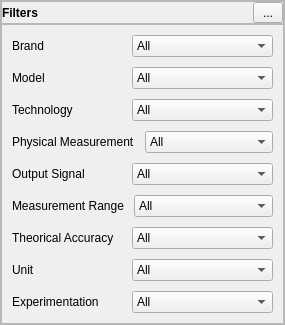
The window that src/RSFiltersManager.ui (stslu/rex) describes before a commit, drawn with Qt 5.
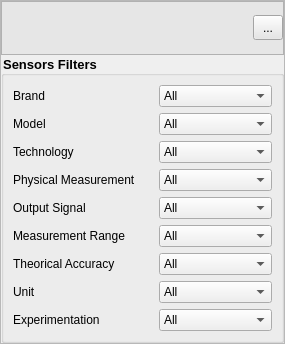
The same window after the commit.

```diff
--- a/src/RSFiltersManager.ui
+++ b/src/RSFiltersManager.ui
@@ -7,7 +7,7 @@
     <x>0</x>
     <y>0</y>
     <width>285</width>
-    <height>324</height>
+    <height>344</height>
    </rect>
   </property>
   <property name="maximumSize">
@@ -67,6 +67,9 @@
           <height>60</height>
          </size>
         </property>
+        <property name="styleSheet">
+         <string notr="true">background-color: rgb(230, 230, 230);</string>
+        </property>
         <property name="frameShape">
          <enum>QFrame::StyledPanel</enum>
         </property>
@@ -105,12 +108,17 @@
            </property>
            <property name="font">
             <font>
+             <pointsize>9</pointsize>
              <weight>75</weight>
+             <italic>true</italic>
              <bold>true</bold>
             </font>
            </property>
            <property name="text">
-            <string>Filters</string>
+            <string/>
+           </property>
+           <property name="alignment">
+            <set>Qt::AlignCenter</set>
            </property>
           </widget>
          </item>
@@ -131,54 +139,52 @@
        </widget>
       </item>
       <item row="1" column="0">
-       <widget class="QFrame" name="m_body">
+       <widget class="QGroupBox" name="m_body">
         <property name="maximumSize">
          <size>
           <width>16777215</width>
           <height>500</height>
          </size>
         </property>
-        <property name="frameShape">
-         <enum>QFrame::StyledPanel</enum>
+        <property name="styleSheet">
+         <string notr="true">QGroupBox {  font-weight: bold; font-size:10pt}
+QPushButton {  font-size: 9pt;}
+QLabel {  font-size: 9pt;}
+
+
+QPushButton{
+background-color: qlineargradient(x1: 0, y1: 0, x2: 0, y2: 1, stop: 0 white, stop: 1 grey);
+color: black;
+font-weight: bold;
+}</string>
         </property>
-        <property name="frameShadow">
-         <enum>QFrame::Raised</enum>
+        <property name="title">
+         <string>Sensors Filters</string>
+        </property>
+        <property name="flat">
+         <bool>true</bool>
         </property>
         <layout class="QGridLayout" name="gridLayout_3">
-         <property name="leftMargin">
-          <number>10</number>
-         </property>
-         <property name="topMargin">
-          <number>10</number>
-         </property>
-         <property name="rightMargin">
-          <number>10</number>
-         </property>
-         <property name="bottomMargin">
-          <number>10</number>
-         </property>
-         <property name="spacing">
-          <number>10</number>
-         </property>
          <item row="0" column="0">
-          <layout class="QHBoxLayout" name="horizontalLayout_13" stretch="0,1">
-           <property name="spacing">
-            <number>10</number>
-           </property>
-           <item>
             <widget class="QLabel" name="label_6">
              <property name="minimumSize">
               <size>
-               <width>110</width>
+             <width>140</width>
                <height>0</height>
               </size>
              </property>
+           <property name="maximumSize">
+            <size>
+             <width>110</width>
+             <height>16777215</height>
+            </size>
+           </property>
              <property name="text">
               <string>Brand</string>
              </property>
             </widget>
            </item>
-           <item>
+         <item row="0" column="1">
             <widget class="QComboBox" name="m_brandEdit">
              <item>
               <property name="text">
@@ -187,27 +193,54 @@
              </item>
             </widget>
            </item>
-          </layout>
+         <item row="1" column="0">
+          <widget class="QLabel" name="label_10">
+           <property name="minimumSize">
+            <size>
+             <width>140</width>
+             <height>0</height>
+            </size>
+           </property>
+           <property name="maximumSize">
+            <size>
+             <width>110</width>
+             <height>16777215</height>
+            </size>
+           </property>
+           <property name="text">
+            <string>Model</string>
+           </property>
+          </widget>
+         </item>
+         <item row="1" column="1">
+          <widget class="QComboBox" name="m_modelEdit">
+           <item>
+            <property name="text">
+             <string>All</string>
+            </property>
+           </item>
+          </widget>
          </item>
          <item row="2" column="0">
-          <layout class="QHBoxLayout" name="horizontalLayout_18" stretch="0,1">
-           <property name="spacing">
-            <number>10</number>
-           </property>
-           <item>
             <widget class="QLabel" name="label_11">
              <property name="minimumSize">
               <size>
-               <width>110</width>
+             <width>140</width>
                <height>0</height>
               </size>
              </property>
+           <property name="maximumSize">
+            <size>
+             <width>110</width>
+             <height>16777215</height>
+            </size>
+           </property>
              <property name="text">
               <string>Technology</string>
              </property>
             </widget>
            </item>
-           <item>
+         <item row="2" column="1">
             <widget class="QComboBox" name="m_technologyEdit">
              <item>
               <property name="text">
@@ -216,85 +249,26 @@
              </item>
             </widget>
            </item>
-          </layout>
-         </item>
-         <item row="1" column="0">
-          <layout class="QHBoxLayout" name="horizontalLayout_17" stretch="0,1">
-           <property name="spacing">
-            <number>10</number>
-           </property>
-           <item>
-            <widget class="QLabel" name="label_10">
-             <property name="minimumSize">
-              <size>
-               <width>110</width>
-               <height>0</height>
-              </size>
-             </property>
-             <property name="text">
-              <string>Model</string>
-             </property>
-            </widget>
-           </item>
-           <item>
-            <widget class="QComboBox" name="m_modelEdit">
-             <item>
-              <property name="text">
-               <string>All</string>
-              </property>
-             </item>
-            </widget>
-           </item>
-          </layout>
-         </item>
-         <item row="8" column="0">
-          <layout class="QHBoxLayout" name="horizontalLayout_23" stretch="0,1">
-           <property name="spacing">
-            <number>10</number>
-           </property>
-           <item>
-            <widget class="QLabel" name="label_16">
-             <property name="minimumSize">
-              <size>
-               <width>110</width>
-               <height>0</height>
-              </size>
-             </property>
-             <property name="text">
-              <string>Experimentation</string>
-             </property>
-            </widget>
-           </item>
-           <item>
-            <widget class="QComboBox" name="m_experimentationEdit">
-             <item>
-              <property name="text">
-               <string>All</string>
-              </property>
-             </item>
-            </widget>
-           </item>
-          </layout>
-         </item>
          <item row="3" column="0">
-          <layout class="QHBoxLayout" name="horizontalLayout_19" stretch="0,1">
-           <property name="spacing">
-            <number>10</number>
-           </property>
-           <item>
             <widget class="QLabel" name="label_12">
              <property name="minimumSize">
               <size>
-               <width>110</width>
+             <width>140</width>
                <height>0</height>
               </size>
              </property>
+           <property name="maximumSize">
+            <size>
+             <width>110</width>
+             <height>16777215</height>
+            </size>
+           </property>
              <property name="text">
               <string>Physical Measurement</string>
              </property>
             </widget>
            </item>
-           <item>
+         <item row="3" column="1">
             <widget class="QComboBox" name="m_physicalMeasurementEdit">
              <item>
               <property name="text">
@@ -303,27 +277,26 @@
              </item>
             </widget>
            </item>
-          </layout>
-         </item>
          <item row="4" column="0">
-          <layout class="QHBoxLayout" name="horizontalLayout_14" stretch="0,1">
-           <property name="spacing">
-            <number>10</number>
-           </property>
-           <item>
             <widget class="QLabel" name="label_7">
              <property name="minimumSize">
               <size>
-               <width>110</width>
+             <width>140</width>
                <height>0</height>
               </size>
              </property>
+           <property name="maximumSize">
+            <size>
+             <width>110</width>
+             <height>16777215</height>
+            </size>
+           </property>
              <property name="text">
               <string>Output Signal</string>
              </property>
             </widget>
            </item>
-           <item>
+         <item row="4" column="1">
             <widget class="QComboBox" name="m_outputSignalEdit">
              <item>
               <property name="text">
@@ -332,27 +305,26 @@
              </item>
             </widget>
            </item>
-          </layout>
-         </item>
          <item row="5" column="0">
-          <layout class="QHBoxLayout" name="horizontalLayout_15" stretch="0,1">
-           <property name="spacing">
-            <number>10</number>
-           </property>
-           <item>
             <widget class="QLabel" name="label_8">
              <property name="minimumSize">
               <size>
-               <width>110</width>
+             <width>140</width>
                <height>0</height>
               </size>
              </property>
+           <property name="maximumSize">
+            <size>
+             <width>110</width>
+             <height>16777215</height>
+            </size>
+           </property>
              <property name="text">
               <string>Measurement Range</string>
              </property>
             </widget>
            </item>
-           <item>
+         <item row="5" column="1">
             <widget class="QComboBox" name="m_measurementRangeEdit">
              <item>
               <property name="text">
@@ -361,27 +333,26 @@
              </item>
             </widget>
            </item>
-          </layout>
-         </item>
          <item row="6" column="0">
-          <layout class="QHBoxLayout" name="horizontalLayout_20" stretch="0,1">
-           <property name="spacing">
-            <number>10</number>
-           </property>
-           <item>
             <widget class="QLabel" name="label_13">
              <property name="minimumSize">
               <size>
-               <width>110</width>
+             <width>140</width>
                <height>0</height>
               </size>
              </property>
+           <property name="maximumSize">
+            <size>
+             <width>110</width>
+             <height>16777215</height>
+            </size>
+           </property>
              <property name="text">
               <string>Theorical Accuracy</string>
              </property>
             </widget>
            </item>
-           <item>
+         <item row="6" column="1">
             <widget class="QComboBox" name="m_theoricalAccuracyEdit">
              <item>
               <property name="text">
@@ -390,27 +361,26 @@
              </item>
             </widget>
            </item>
-          </layout>
-         </item>
          <item row="7" column="0">
-          <layout class="QHBoxLayout" name="horizontalLayout_22" stretch="0,1">
-           <property name="spacing">
-            <number>10</number>
-           </property>
-           <item>
             <widget class="QLabel" name="label_15">
              <property name="minimumSize">
               <size>
-               <width>110</width>
+             <width>140</width>
                <height>0</height>
               </size>
              </property>
+           <property name="maximumSize">
+            <size>
+             <width>110</width>
+             <height>16777215</height>
+            </size>
+           </property>
              <property name="text">
               <string>Unit</string>
              </property>
             </widget>
            </item>
-           <item>
+         <item row="7" column="1">
             <widget class="QComboBox" name="m_unitEdit">
              <item>
               <property name="text">
@@ -419,7 +389,33 @@
              </item>
             </widget>
            </item>
-          </layout>
+         <item row="8" column="0">
+          <widget class="QLabel" name="label_16">
+           <property name="minimumSize">
+            <size>
+             <width>140</width>
+             <height>0</height>
+            </size>
+           </property>
+           <property name="maximumSize">
+            <size>
+             <width>110</width>
+             <height>16777215</height>
+            </size>
+           </property>
+           <property name="text">
+            <string>Experimentation</string>
+           </property>
+          </widget>
+         </item>
+         <item row="8" column="1">
+          <widget class="QComboBox" name="m_experimentationEdit">
+           <item>
+            <property name="text">
+             <string>All</string>
+            </property>
+           </item>
+          </widget>
          </item>
         </layout>
        </widget>
```
Lines whose indentation alone changed are shown as unchanged.
